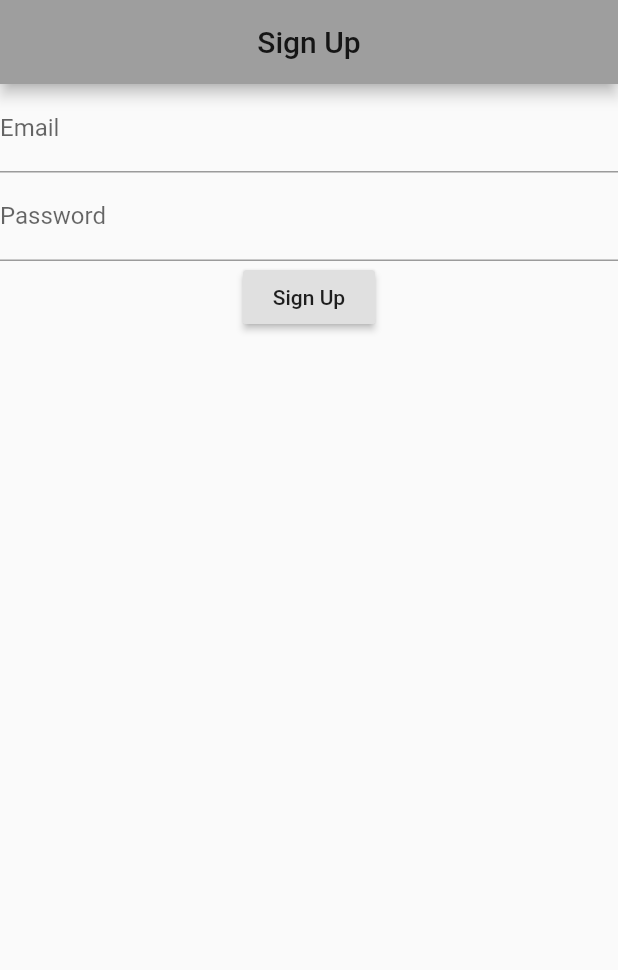
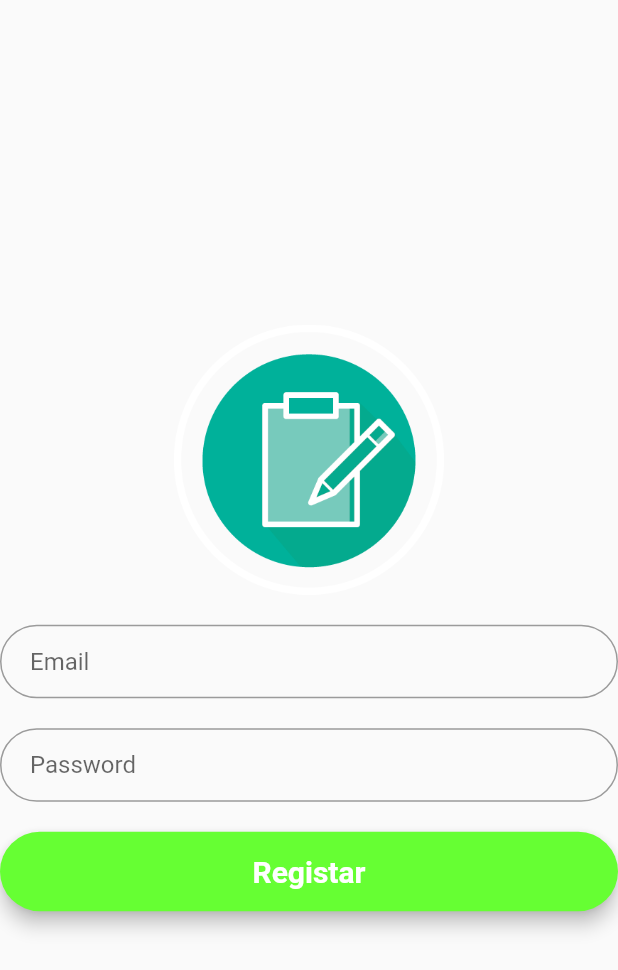
Before and after one commit to Fonseca2570/TEN, a Flutter app: the SignUpPage screen opened directly, on a phone screen of 412 x 824 dp. Shown: the top 970 px of the screen. Run offline on Flutter 3.47's test engine with Material 2 defaults, Android fonts, the phone set to English and light mode, and no system bars; our stand-ins replace cloud_firestore, firebase_auth, firebase_storage, flutter_calendar_carousel, image_picker; accounts and stored records are empty; network calls fail; Roboto replaces fonts that are missing (Montserrat).

Commit message:
melhorias design

```diff
--- a/futmm/lib/Pages/Setup/sign_up.dart
+++ b/futmm/lib/Pages/Setup/sign_up.dart
@@ -10,48 +10,69 @@ class SignUpPage extends StatefulWidget {
 
 class _SignUpPageState extends State<SignUpPage> {
   String _email, _password;
+  TextStyle style = TextStyle(fontFamily: 'Montserrat', fontSize: 20.0);
   final GlobalKey<FormState> _formKey = GlobalKey<FormState>();
   @override
   Widget build(BuildContext context){
     return Scaffold(
-      appBar: AppBar(
+      /*appBar: AppBar(
           title: new Center(child: new Text('Sign Up', textAlign: TextAlign.center)),
           automaticallyImplyLeading: false
-      ),
-      body: Form(
+      ),*/
+      body: Container(
+        child: Form(
           key : _formKey,
           child: Column(
+            mainAxisAlignment: MainAxisAlignment.center,
+            crossAxisAlignment: CrossAxisAlignment.stretch,
             children: <Widget>[
+              Image.asset("assets/imagens/registar.png",width: 180, height: 180,),
+              Padding(
+                padding: EdgeInsets.all(10.0),
+              ),
               TextFormField(
-              validator: (input){
-                if(input.isEmpty){
-                  return 'Please Type an email';
-                }
-              },
                 onSaved: (input) => _email = input,
                 decoration: InputDecoration(
-                  labelText: 'Email'
+                  contentPadding: EdgeInsets.fromLTRB(20.0, 15.0, 20.0, 15.0),
+                  hintText: 'Email',
+                  border: OutlineInputBorder(borderRadius: BorderRadius.circular(32.0)),
                 ),
               ),
+              Padding(
+                padding: EdgeInsets.all(10.0),
+              ),
               TextFormField(
-              validator: (input){
-                if(input.length < 6){
-                  return 'Your password needs to be atleast 6 characters';
-                }
-              },
                 onSaved: (input) => _password = input,
                 decoration: InputDecoration(
-                  labelText: 'Password'
+                  hintText: 'Password',
+                  contentPadding: EdgeInsets.fromLTRB(20.0, 15.0, 20.0, 15.0),
+                  border: OutlineInputBorder(borderRadius: BorderRadius.circular(32.0), borderSide: BorderSide(color: Colors.blue, width: 3.0)),
                 ),
                 obscureText: true,
               ),
-            RaisedButton(
+              Padding(
+                padding: EdgeInsets.all(10.0),
+              ),
+              Material(
+                elevation: 5.0,
+                borderRadius: BorderRadius.circular(30.0),
+                color: Color(0xff66ff33),
+                child: MaterialButton(
+                  minWidth: MediaQuery.of(context).size.width,
+                  padding: EdgeInsets.fromLTRB(20.0, 15.0, 20.0, 15.0),
                   onPressed: signUp,
-              child: Text('Sign Up'),
+                  child: Text("Registar",
+                      textAlign: TextAlign.center,
+                      style: style.copyWith(
+                          color: Colors.white, fontWeight: FontWeight.bold)),
+                ),
               ),
             ],
           ),
         ),
+      ),
+
+
     );
   }
 
```
Also changed, not shown: futmm/lib/Pages/Setup/signIn.dart (+31 -28 lines), futmm/lib/Pages/Setup/welcome.dart (+33 -9 lines), futmm/assets/imagens/registar.png (added). Lines whose indentation alone changed are shown as unchanged.
